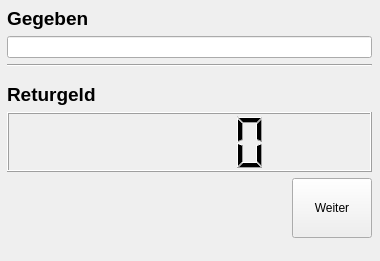
todvora/qrk-registrier-kasse, file src/ui/givendialog.ui: the form before one commit.
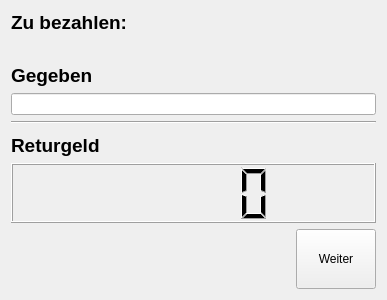
The form after the commit.

The edit to the form file:
```diff
--- a/src/ui/givendialog.ui
+++ b/src/ui/givendialog.ui
@@ -6,23 +6,44 @@
    <rect>
     <x>0</x>
     <y>0</y>
-    <width>380</width>
-    <height>261</height>
+    <width>387</width>
+    <height>300</height>
    </rect>
   </property>
   <property name="windowTitle">
    <string>Form</string>
   </property>
-  <widget class="QWidget" name="layoutWidget">
-   <property name="geometry">
-    <rect>
-     <x>7</x>
-     <y>7</y>
-     <width>365</width>
-     <height>231</height>
-    </rect>
-   </property>
+  <layout class="QHBoxLayout" name="horizontalLayout_2">
+   <item>
    <layout class="QVBoxLayout" name="verticalLayout">
+     <item>
+      <widget class="QLabel" name="toPayLabel">
+       <property name="font">
+        <font>
+         <family>Arial</family>
+         <pointsize>14</pointsize>
+         <weight>75</weight>
+         <bold>true</bold>
+        </font>
+       </property>
+       <property name="text">
+        <string>Zu bezahlen: </string>
+       </property>
+      </widget>
+     </item>
+     <item>
+      <spacer name="verticalSpacer_2">
+       <property name="orientation">
+        <enum>Qt::Vertical</enum>
+       </property>
+       <property name="sizeHint" stdset="0">
+        <size>
+         <width>20</width>
+         <height>40</height>
+        </size>
+       </property>
+      </spacer>
+     </item>
     <item>
      <widget class="QLabel" name="label_2">
       <property name="font">
@@ -117,7 +138,8 @@
      </layout>
     </item>
    </layout>
-  </widget>
+   </item>
+  </layout>
  </widget>
  <resources/>
  <connections/>
```
Lines whose indentation alone changed are shown as unchanged.
